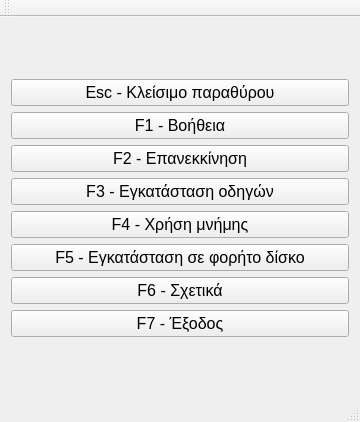
Old version of the form src/mainwindow.ui in the repository nstrikos/Emily.
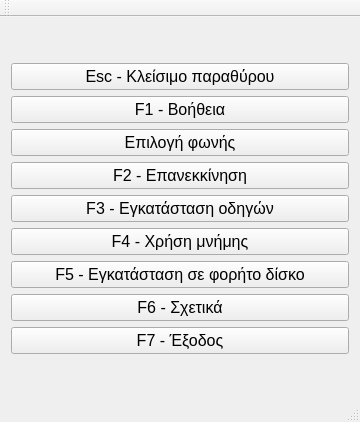
New version of the form.

```diff
--- a/src/mainwindow.ui
+++ b/src/mainwindow.ui
@@ -53,6 +53,18 @@
         </property>
        </widget>
       </item>
+      <item>
+       <widget class="QPushButton" name="selectVoiceButton">
+        <property name="font">
+         <font>
+          <pointsize>12</pointsize>
+         </font>
+        </property>
+        <property name="text">
+         <string>Επιλογή φωνής</string>
+        </property>
+       </widget>
+      </item>
       <item>
        <widget class="QPushButton" name="restartButton">
         <property name="font">
```
